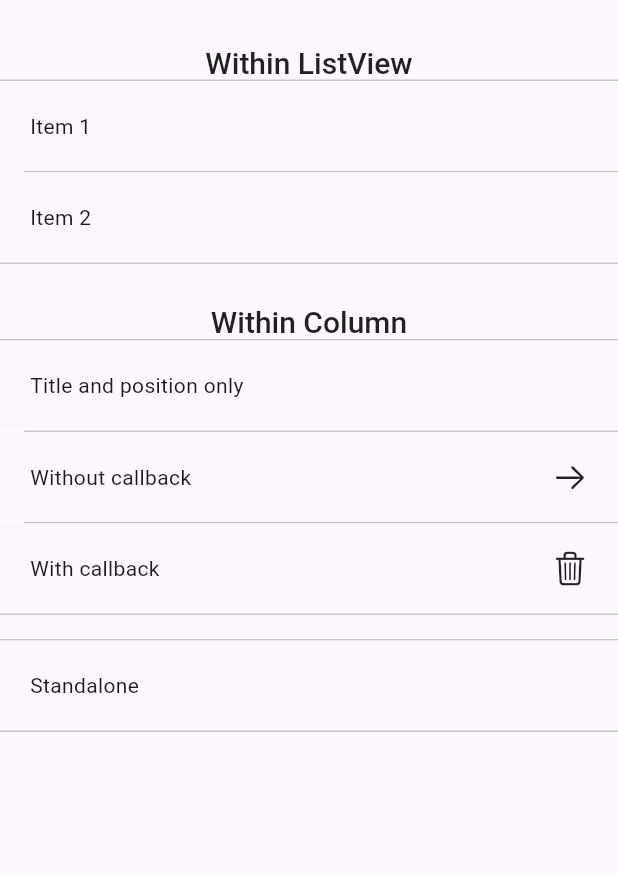
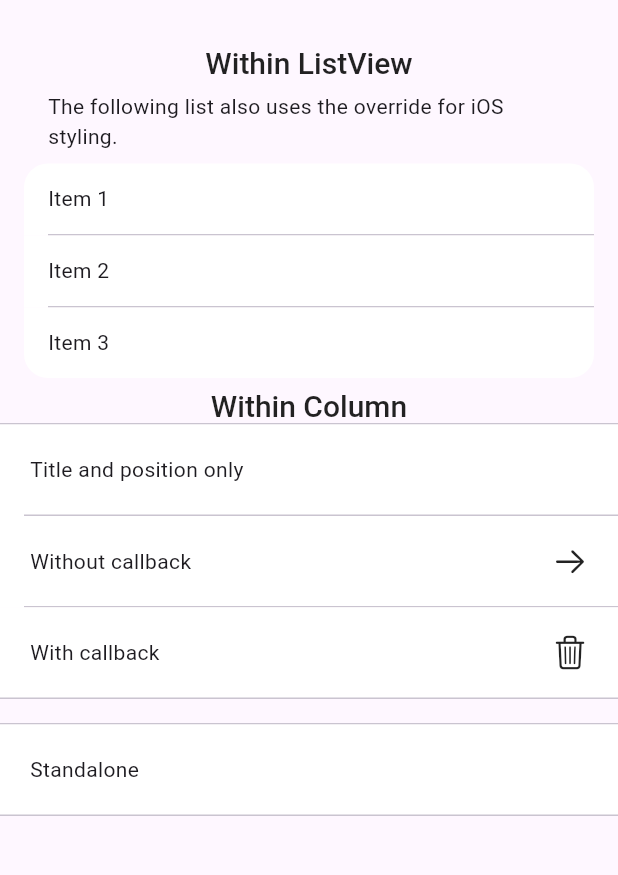
Before and after one commit to sems/dynamic_list_item, a Flutter app: the screen it shows after launch, on a phone screen of 412 x 824 dp, the part 63-938 px from its top. Run offline on Flutter 3.47's test engine with Material 2 defaults, Android fonts, the phone set to English and light mode, and no system bars.

Commit message:
Override feature
- Moved `alwaysUseFlutterTextStyle`
- Updated example
- Added platform override in `DynamicListItemStyle`

```diff
--- a/example/lib/main.dart
+++ b/example/lib/main.dart
@@ -8,6 +8,10 @@ void main() => runApp(MyApp());
 class MyApp extends StatelessWidget {
   @override
   Widget build(BuildContext context) {
+    var styling = DynamicListItemStyle(
+      overridePlatformStyling: TargetPlatform.iOS,
+    );
+
     return MaterialApp(
       title: 'Welcome to Flutter',
       theme: ThemeData(
@@ -26,6 +30,10 @@ class MyApp extends StatelessWidget {
                 "Within ListView",
                 style: Theme.of(context).textTheme.headline6,
               ),
+              Padding(
+                padding: EdgeInsets.symmetric(horizontal: 32, vertical: 8),
+                child: Text("The following list also uses the override for iOS styling."),
+              ),
               Container(
                 child: SizedBox(
                   height: 150.0,
@@ -34,10 +42,17 @@ class MyApp extends StatelessWidget {
                       DynamicListItem(
                         title: "Item 1",
                         position: ListItemPostition.Top,
+                        style: styling,
                       ),
                       DynamicListItem(
                         title: "Item 2",
+                        position: ListItemPostition.Middle,
+                        style: styling,
+                      ),
+                      DynamicListItem(
+                        title: "Item 3",
                         position: ListItemPostition.Bottom,
+                        style: styling,
                       ),
                     ],
                   ),
--- a/lib/src/dynamic_list_item.dart
+++ b/lib/src/dynamic_list_item.dart
@@ -42,21 +42,14 @@ class DynamicListItem extends StatefulWidget {
   ///
   /// This can be used to change the styling of the list items.
   /// This includes properties like background color, text color, text size, etc.
-  final DynamicListItemStyle? style;
-
-  /// To specifiy whether to always use the default Flutter/ThemeData for textStyles;
-  ///
-  /// If this is set to `true`, the `androidTextStyle` and `iOSTextStyle` properties from [DynamicListItemStyle] will be ignored.
-  /// This includes their default/fallback values.
-  final bool alwaysUseFlutterTextStyle;
+  DynamicListItemStyle style;
 
   DynamicListItem({
     required this.title,
     this.trailing,
     this.position,
     this.callback,
-    this.style,
-    this.alwaysUseFlutterTextStyle = false,
+    this.style = const DynamicListItemStyle(),
     this.testing
   });
 
@@ -70,7 +63,7 @@ class _DynamicListItemState extends State<DynamicListItem> {
   @override
   void initState() {
     super.initState();
-    _backgroundColor = widget.style?.tileBackgroundColor ?? Colors.white;
+    _backgroundColor = widget.style.tileBackgroundColor;
   }
 
   Widget buildOptionalDivider() {
@@ -85,7 +78,9 @@ class _DynamicListItemState extends State<DynamicListItem> {
 
   @override
   Widget build(BuildContext context) {
-    if (Platform.isIOS) {
+    if ((Platform.isIOS
+    || widget.style.overridePlatformStyling == TargetPlatform.iOS)
+    && widget.style.overridePlatformStyling != TargetPlatform.android) {
       BorderRadius _borderRadius = BorderRadius.zero;
       double _constantPadding = widget._constants.defaultHorizontalPadding;
 
@@ -127,8 +122,8 @@ class _DynamicListItemState extends State<DynamicListItem> {
                       padding: EdgeInsets.fromLTRB(widget._constants.defaultHorizontalPadding, 13.5, 20, 13.5),
                       child: Text(
                         widget.title,
-                        style: widget.alwaysUseFlutterTextStyle
-                          ? widget.style?.iOSTextStyle ?? IOSTextStyle()
+                        style: widget.style.alwaysUseFlutterTextStyle
+                          ? widget.style.iOSTextStyle ?? IOSTextStyle()
                           : null,
                       ),
                     ),
@@ -146,24 +141,24 @@ class _DynamicListItemState extends State<DynamicListItem> {
           ),
           onTap: widget.callback,
           onTapCancel: () {
-            setState(() => _backgroundColor = widget.style?.tileBackgroundColor ?? Colors.white);
+            setState(() => _backgroundColor = widget.style.tileBackgroundColor);
           },
         ),
         onPointerDown: (_) {
           if (widget.callback != null) {
-            setState(() => _backgroundColor = widget.style?.tileBackgroundColorOnDown ?? widget._constants.iosListTileDownColor);
+            setState(() => _backgroundColor = widget.style.tileBackgroundColorOnDown ?? widget._constants.iosListTileDownColor);
           }
         },
         onPointerUp: (_) {
           if (widget.callback != null) {
-            setState(() => _backgroundColor = widget.style?.tileBackgroundColor ?? Colors.white);
+            setState(() => _backgroundColor = widget.style.tileBackgroundColor);
           }
         },
       );
     }
 
     Widget androidReturn = Container(
-      color: widget.style?.tileBackgroundColor ?? Colors.white,
+      color: widget.style.alwaysUseFlutterTextStyle ? null : widget.style.tileBackgroundColor,
       child: Column(
         children: [
           widget.position == ListItemPostition.Top
@@ -171,6 +166,7 @@ class _DynamicListItemState extends State<DynamicListItem> {
             ? Divider( height: 1)
             : Container(),
           Material(
+            color: widget.style.alwaysUseFlutterTextStyle ? null : widget.style.tileBackgroundColor,
             child: InkWell(
               child: Row(
                 mainAxisAlignment: MainAxisAlignment.spaceBetween,
@@ -179,8 +175,8 @@ class _DynamicListItemState extends State<DynamicListItem> {
                     padding: EdgeInsets.all(20),
                     child: Text(
                       widget.title,
-                      style: widget.alwaysUseFlutterTextStyle
-                        ? widget.style?.androidTextStyle ?? widget._constants.androidPrimaryTextStyle
+                      style: widget.style.alwaysUseFlutterTextStyle
+                        ? widget.style.androidTextStyle ?? widget._constants.androidPrimaryTextStyle
                         : null,
                     ),
                   ),
--- a/lib/src/dynamic_list_item_style.dart
+++ b/lib/src/dynamic_list_item_style.dart
@@ -1,4 +1,4 @@
-import 'package:flutter/painting.dart';
+import 'package:flutter/material.dart';
 
 class DynamicListItemStyle {
   /// TextStyle which is used for the title on Android.
@@ -14,7 +14,7 @@ class DynamicListItemStyle {
   /// The background color of the list item
   ///
   /// If the background color is not set, it will default to the `Colors.white`
-  final Color? tileBackgroundColor;
+  final Color tileBackgroundColor;
 
   /// The background of the list item when it is pressed down. (Only for iOS)
   ///
@@ -22,10 +22,25 @@ class DynamicListItemStyle {
   /// Android will always use the Theme defaults.
   final Color? tileBackgroundColorOnDown;
 
+  /// To specifiy whether to always use the default Flutter/ThemeData for textStyles;
+  ///
+  /// If this is set to `true`, the `androidTextStyle` and `iOSTextStyle` properties from [DynamicListItemStyle] will be ignored.
+  /// This includes their default/fallback values.
+  /// Also the `tileBackgroundColor` for Android will be ignored.
+  final bool alwaysUseFlutterTextStyle;
+
+  /// An override which can be used to override styling for a specific platform.
+  ///
+  /// Currently two platforms are supported: `TargetPlatform.iOS` and `TargetPlatform.android`.
+  /// For example when you want to use iOS styling on the Android platform, you can set this to `TargetPlatform.iOS`.
+  final TargetPlatform? overridePlatformStyling;
+
   const DynamicListItemStyle({
     this.androidTextStyle,
     this.iOSTextStyle,
-    this.tileBackgroundColor,
+    this.tileBackgroundColor = Colors.white,
     this.tileBackgroundColorOnDown,
+    this.alwaysUseFlutterTextStyle = false,
+    this.overridePlatformStyling,
   });
 }
```
